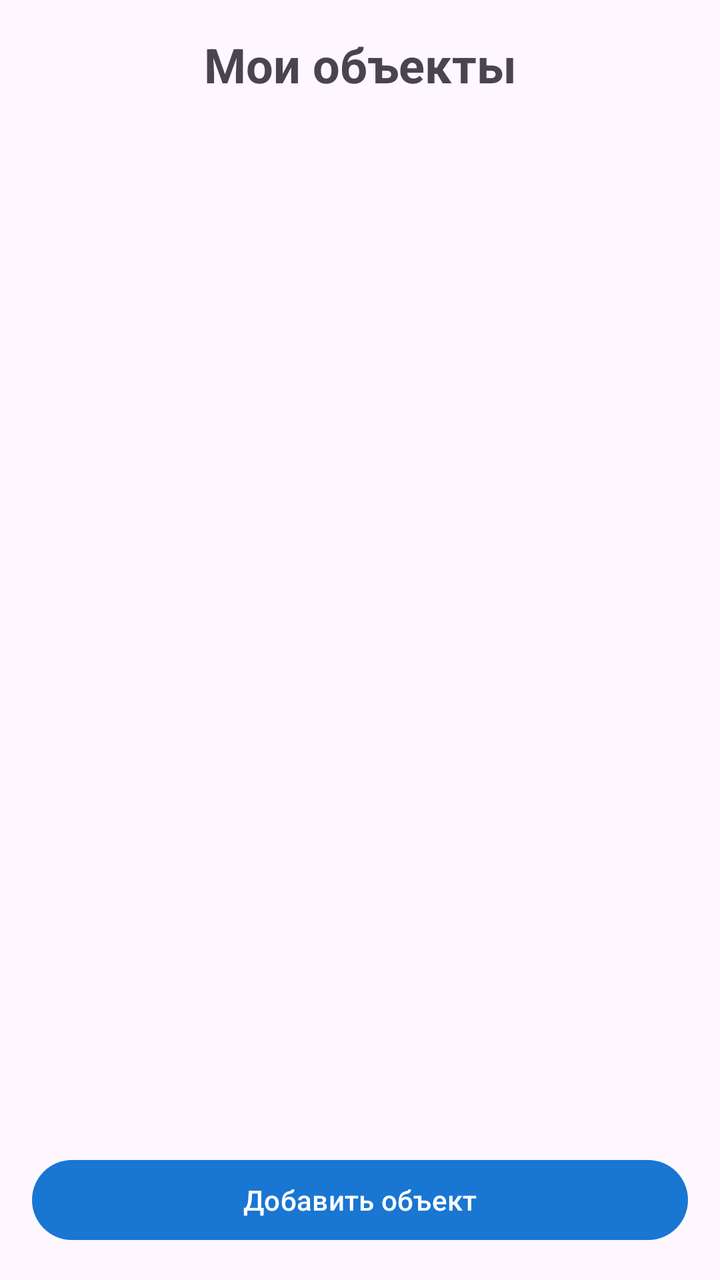
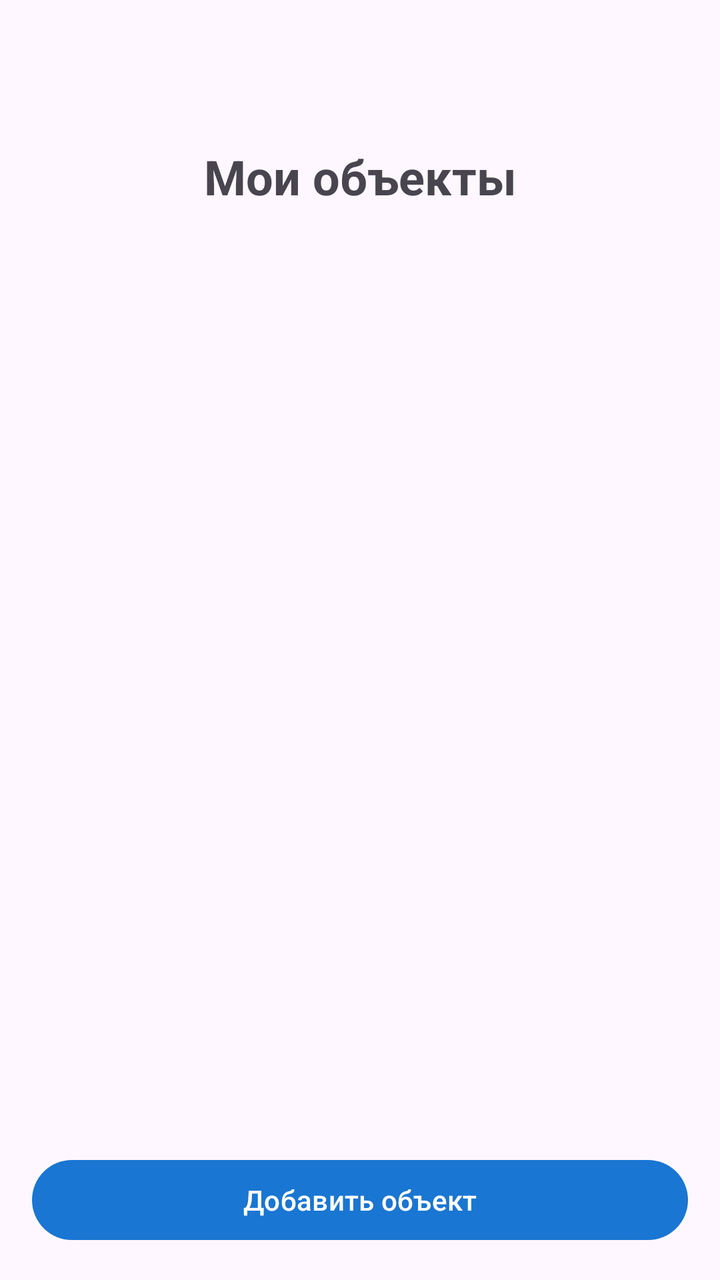

Before-and-after screenshots of an Android layout around one commit, followed by the original layout XML and the change that was made.
<!-- AndroidManifest.xml: application theme Theme.MetersApp -->
<!-- res/layout/activity_main.xml -->
<?xml version="1.0" encoding="utf-8"?>
<androidx.constraintlayout.widget.ConstraintLayout
    xmlns:android="http://schemas.android.com/apk/res/android"
    xmlns:app="http://schemas.android.com/apk/res-auto"
    android:id="@+id/main"
    android:layout_width="match_parent"
    android:layout_height="match_parent">

    <TextView
        android:id="@+id/titleText"
        android:layout_width="wrap_content"
        android:layout_height="wrap_content"
        android:text="Мои объекты"
        android:textSize="24sp"
        android:textStyle="bold"
        android:layout_marginTop="16dp"
        app:layout_constraintTop_toTopOf="parent"
        app:layout_constraintStart_toStartOf="parent"
        app:layout_constraintEnd_toEndOf="parent" />

    <androidx.recyclerview.widget.RecyclerView
        android:id="@+id/objectsRecyclerView"
        android:layout_width="match_parent"
        android:layout_height="0dp"
        android:layout_marginTop="16dp"
        app:layout_constraintTop_toBottomOf="@id/titleText"
        app:layout_constraintBottom_toTopOf="@id/addObjectButton"
        app:layout_constraintStart_toStartOf="parent"
        app:layout_constraintEnd_toEndOf="parent" />

    <LinearLayout
        android:id="@+id/emptyStateLayout"
        android:layout_width="wrap_content"
        android:layout_height="wrap_content"
        android:orientation="vertical"
        android:gravity="center"
        android:visibility="gone"
        app:layout_constraintTop_toTopOf="@id/objectsRecyclerView"
        app:layout_constraintBottom_toBottomOf="@id/objectsRecyclerView"
        app:layout_constraintStart_toStartOf="parent"
        app:layout_constraintEnd_toEndOf="parent">

        <TextView
            android:layout_width="wrap_content"
            android:layout_height="wrap_content"
            android:text="🏠"
            android:textSize="64sp" />

        <TextView
            android:layout_width="wrap_content"
            android:layout_height="wrap_content"
            android:text="У вас пока нет объектов"
            android:textSize="18sp"
            android:textStyle="bold"
            android:layout_marginTop="16dp" />

        <TextView
            android:layout_width="wrap_content"
            android:layout_height="wrap_content"
            android:text="Нажмите «Добавить объект», чтобы начать"
            android:textSize="14sp"
            android:textColor="#757575"
            android:layout_marginTop="8dp" />
    </LinearLayout>

    <Button
        android:id="@+id/addObjectButton"
        android:layout_width="match_parent"
        android:layout_height="wrap_content"
        android:text="Добавить объект"
        android:layout_margin="16dp"
        app:layout_constraintBottom_toBottomOf="parent"
        app:layout_constraintStart_toStartOf="parent"
        app:layout_constraintEnd_toEndOf="parent" />

</androidx.constraintlayout.widget.ConstraintLayout>
<!-- resources referenced by this layout -->
<resources>
  <style name="Theme.MetersApp" parent="Base.Theme.MetersApp" />
  <style name="Base.Theme.MetersApp" parent="Theme.Material3.DayNight.NoActionBar">
          
          
          <item name="android:windowOptOutEdgeToEdgeEnforcement">true</item>
          <item name="colorPrimary">@color/md_theme_primary</item>
          <item name="colorSecondary">@color/md_theme_secondary</item>
      </style>
  <color name="md_theme_primary">#1976D2</color>
  <color name="md_theme_secondary">#42A5F5</color>
</resources>

<!-- the commit's change to res/layout/activity_main.xml (unified diff, before → after) -->
@@ -4,7 +4,8 @@
     xmlns:app="http://schemas.android.com/apk/res-auto"
     android:id="@+id/main"
     android:layout_width="match_parent"
-    android:layout_height="match_parent">
+    android:layout_height="match_parent"
+    android:paddingTop="56dp">
 
     <TextView
         android:id="@+id/titleText"
